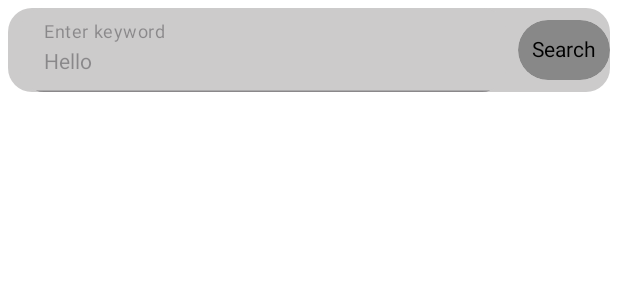
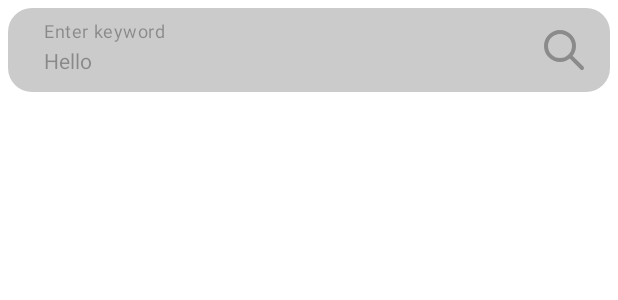
Before and after one commit to mikhailDyoshin/GitHub_API_Search_App_Test_Task, an Android app built with Jetpack Compose: the @Preview function SearchFieldDisabledPreview, on a phone screen of 412 x 824 dp. Shown: the top 300 px of the screen. Run offline under Robolectric (Android 15) with nearby library versions, the phone set to English and light mode, and no system bars.

Commit message:
Implemented svg-icon for the search-button in the search-bar

```diff
--- a/app/src/main/java/com/example/githubsearchapp/presentation/searchScreen/SearchScreen.kt
+++ b/app/src/main/java/com/example/githubsearchapp/presentation/searchScreen/SearchScreen.kt
@@ -5,7 +5,6 @@ import androidx.compose.foundation.layout.fillMaxSize
 import androidx.compose.foundation.layout.padding
 import androidx.compose.runtime.Composable
 import androidx.compose.ui.Modifier
-import androidx.compose.ui.tooling.preview.Preview
 import androidx.compose.ui.unit.dp
 import com.example.githubsearchapp.presentation.navigation.navTypes.RepositoryNavData
 import com.example.githubsearchapp.presentation.searchScreen.components.SearchField
--- a/app/src/main/java/com/example/githubsearchapp/presentation/searchScreen/components/SearchField.kt
+++ b/app/src/main/java/com/example/githubsearchapp/presentation/searchScreen/components/SearchField.kt
@@ -5,10 +5,12 @@ import androidx.compose.foundation.layout.Arrangement
 import androidx.compose.foundation.layout.Row
 import androidx.compose.foundation.layout.fillMaxWidth
 import androidx.compose.foundation.layout.padding
+import androidx.compose.foundation.layout.size
 import androidx.compose.foundation.layout.wrapContentHeight
 import androidx.compose.foundation.shape.RoundedCornerShape
 import androidx.compose.foundation.text.KeyboardActions
 import androidx.compose.foundation.text.selection.LocalTextSelectionColors
+import androidx.compose.material3.Icon
 import androidx.compose.material3.IconButton
 import androidx.compose.material3.IconButtonColors
 import androidx.compose.material3.Text
@@ -18,10 +20,15 @@ import androidx.compose.runtime.Composable
 import androidx.compose.ui.Alignment
 import androidx.compose.ui.Modifier
 import androidx.compose.ui.graphics.Color
+import androidx.compose.ui.graphics.vector.ImageVector
+import androidx.compose.ui.res.vectorResource
 import androidx.compose.ui.tooling.preview.Preview
 import androidx.compose.ui.unit.dp
+import com.example.githubsearchapp.R
 import com.example.githubsearchapp.common.Resource
 import com.example.githubsearchapp.ui.theme.SearchBarBackgroundColor
+import com.example.githubsearchapp.ui.theme.SearchButtonDisabledColor
+import com.example.githubsearchapp.ui.theme.SearchButtonEnabledColor
 
 @Composable
 fun SearchField(
@@ -33,11 +40,15 @@ fun SearchField(
 
     val backgroundColor = SearchBarBackgroundColor
 
-    val enabled = when (status) {
+    val searchBarEnabled = when (status) {
         Resource.Status.SUCCESS -> true
         Resource.Status.ERROR -> true
         Resource.Status.LOADING -> false
     }
+
+    val buttonEnabled = searchBarEnabled && text.length >= 3
+
+    val buttonColor = if (buttonEnabled) SearchButtonEnabledColor else SearchButtonDisabledColor
 
     Row(
         modifier = Modifier
@@ -62,6 +73,7 @@ fun SearchField(
                 focusedContainerColor = backgroundColor,
                 unfocusedContainerColor = backgroundColor,
                 disabledContainerColor = backgroundColor,
+                disabledIndicatorColor = Color.Transparent,
                 cursorColor = Color.Black,
                 selectionColors = LocalTextSelectionColors.current,
                 focusedIndicatorColor = Color.Transparent,
@@ -74,7 +86,7 @@ fun SearchField(
                     search()
                 }
             ),
-            enabled = enabled,
+            enabled = searchBarEnabled,
         )
 
         IconButton(
@@ -84,17 +96,20 @@ fun SearchField(
                 .fillMaxWidth(),
             colors = IconButtonColors(
                 disabledContentColor = Color.Gray,
-                disabledContainerColor = Color.Gray,
+                disabledContainerColor = backgroundColor,
                 contentColor = Color.Black,
                 containerColor = backgroundColor
             ),
-            enabled = enabled && text.length >= 3
+            enabled = buttonEnabled
         ) {
-            Text(text = "Search", color = Color.Black)
-//            Image(
-//                painter = painterResource(id = R.drawable.search_icon_simple),
-//                contentDescription = "home button icon"
-//            )
+            Icon(
+                imageVector = ImageVector.vectorResource(id = R.drawable.search_icon),
+                contentDescription = "Search button icon",
+                modifier = Modifier
+                    .size(120.dp)
+                    .padding(4.dp),
+                tint = buttonColor
+            )
         }
     }
 }
--- a/app/src/main/java/com/example/githubsearchapp/ui/theme/Color.kt
+++ b/app/src/main/java/com/example/githubsearchapp/ui/theme/Color.kt
@@ -14,6 +14,10 @@ val ScoreColor = Color(0xFFFD8201)
 
 val SearchBarBackgroundColor = Color(0xFFCCCBCB)
 
+val SearchButtonEnabledColor = Color(0xFF000000)
+
+val SearchButtonDisabledColor = Color(0xFF8B8B8B)
+
 val ErrorScreenBackgroundColor = Color(0xFFBDBDBD)
 
 val ErrorScreenButtonBackgroundColor = Color(0xFF8B8B8B)
--- /dev/null
+++ b/app/src/main/res/drawable/search_icon.xml
@@ -0,0 +1,5 @@
+<vector xmlns:android="http://schemas.android.com/apk/res/android" android:height="100dp" android:viewportHeight="24" android:viewportWidth="24" android:width="100dp">
+
+    <path android:fillColor="#00000000" android:pathData="M14.954,14.946L21,21M17,10C17,13.866 13.866,17 10,17C6.134,17 3,13.866 3,10C3,6.134 6.134,3 10,3C13.866,3 17,6.134 17,10Z" android:strokeColor="#000000" android:strokeLineCap="round" android:strokeLineJoin="round" android:strokeWidth="2"/>
+
+</vector>
```
